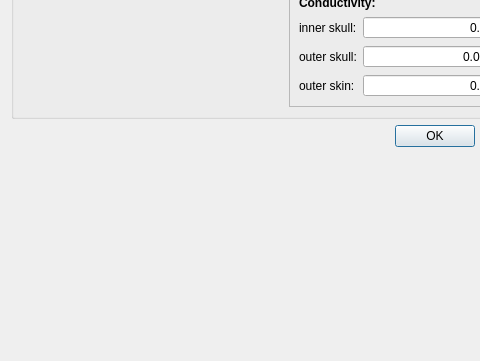
Qt form qt4Designer_ui_files/forwardModelDialogUi.ui (cibr-jyu/meggie) before a commit; both pictures show x 0 to 480 and y 275 to 636 of the 572 by 636 pixel window.
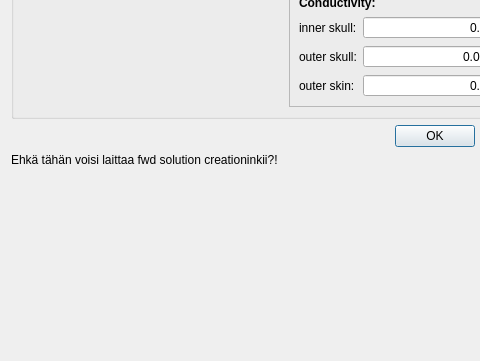
The same form after that commit.

The edit to the form file:
```diff
--- a/qt4Designer_ui_files/forwardModelDialogUi.ui
+++ b/qt4Designer_ui_files/forwardModelDialogUi.ui
@@ -280,6 +280,13 @@
      </layout>
     </widget>
    </item>
+   <item row="5" column="0">
+    <widget class="QLabel" name="label">
+     <property name="text">
+      <string>Ehkä tähän voisi laittaa fwd solution creationinkii?!</string>
+     </property>
+    </widget>
+   </item>
   </layout>
  </widget>
  <resources/>
```
Left out of the diff: 2 changed lines with no effect on the pictures.
